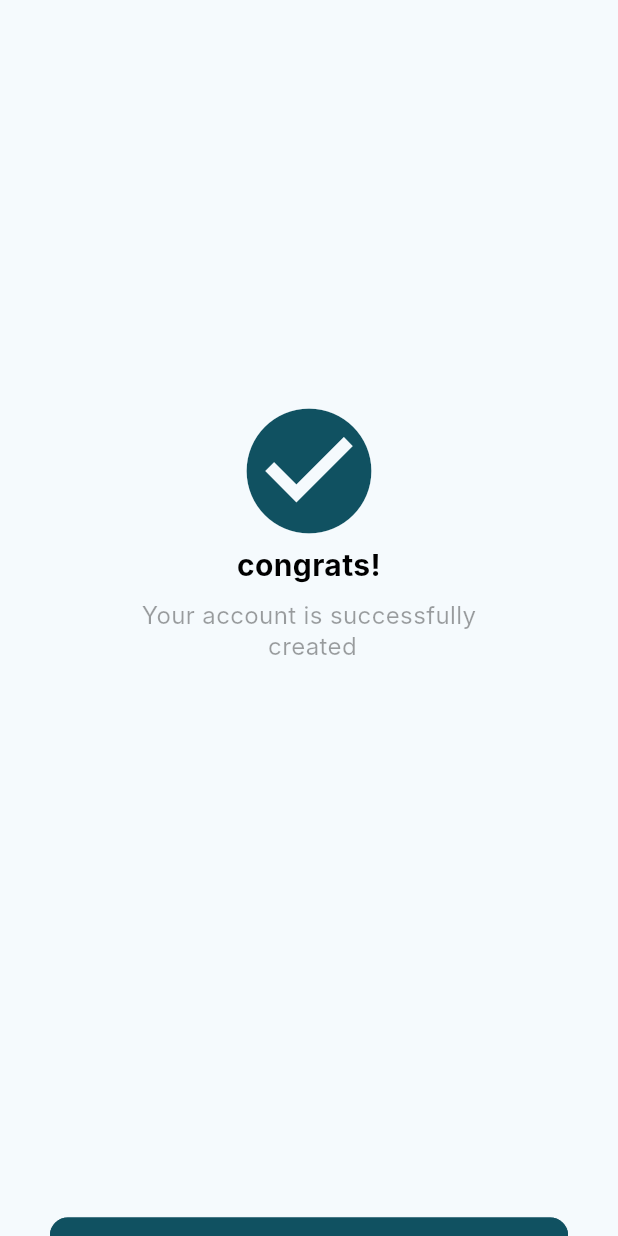
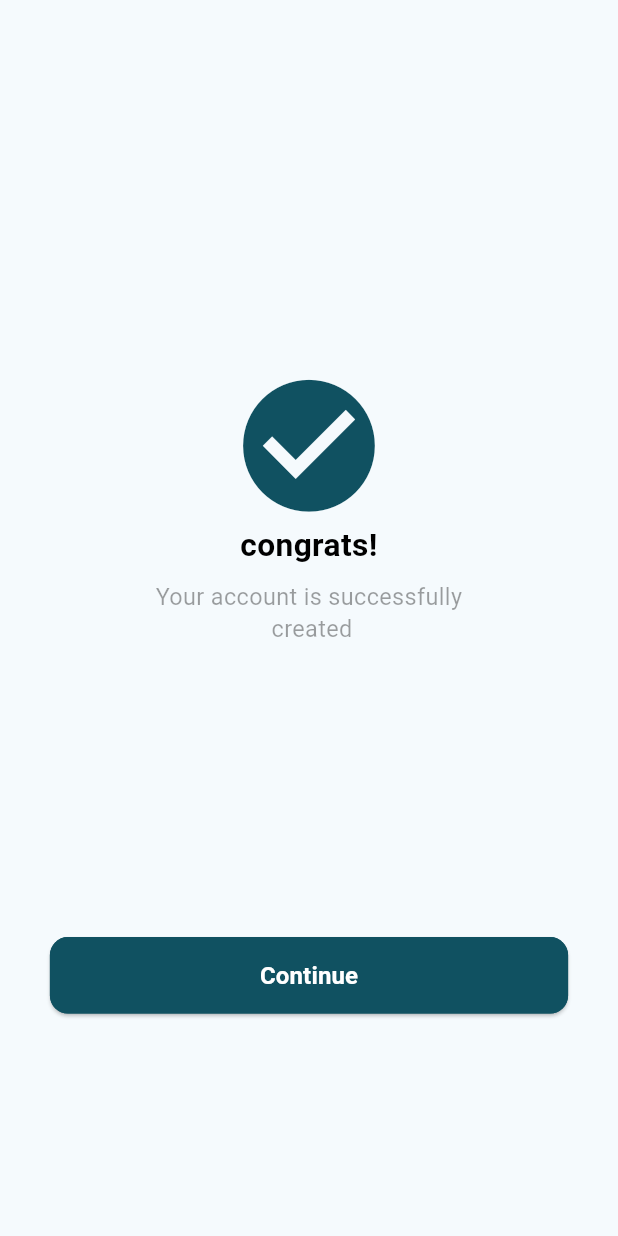
Before and after one commit to wealthwiseteam/wealth-wise-app, a Flutter app: the screen it shows after launch, on a phone screen of 412 x 824 dp. Run offline on Flutter 3.47's test engine with Material 2 defaults, Android fonts, the phone set to English and light mode, and no system bars; our stand-ins replace another_flushbar, dio, equatable, flutter_screenutil, google_fonts, internet_connection_checker; Roboto replaces fonts that are missing (Inter).

Commit message:
fix: dimensions of congrats page

```diff
--- a/lib/view/pages/auth/congrats/congrats_page.dart
+++ b/lib/view/pages/auth/congrats/congrats_page.dart
@@ -1,5 +1,6 @@
 import 'package:flutter/material.dart';
 import 'package:flutter_screenutil/flutter_screenutil.dart';
+import 'package:wealth_wise/resources/extensions/extensions.dart';
 import 'package:wealth_wise/resources/styles/app_colors.dart';
 import 'package:wealth_wise/view/pages/auth/sign_in/sign_in_page.dart';
 import 'package:wealth_wise/view/widgets/public_button.dart';
@@ -14,40 +15,33 @@ class CongratsPage extends StatelessWidget {
     return SafeArea(
       child: Scaffold(
         body: Center(
-          child: SingleChildScrollView(
+          child: Padding(
+            padding: EdgeInsets.only(top: 250.h),
             child: Column(
               children: [
-                Padding(
-                  padding: EdgeInsets.symmetric(vertical: 250.w),
-                  child: Column(
-                    children: [
-                      const Icon(
+                 Icon(
                   Icons.check_circle,
                   color: AppColors.mintGreen,
-                        size: 100,
+                  size: 100.w,
                 ),
-                      const PublicText(
+                 PublicText(
                   txt: 'congrats!',
                   align: TextAlign.center,
-                        size: 20,
+                  size: 20.w,
                   fw: FontWeight.bold,
                 ),
                 SizedBox(
                   height: 10.h,
                 ),
-                      const PublicText(
+                 PublicText(
                   txt: 'Your account is successfully \n created',
                   align: TextAlign.center,
                   fw: FontWeight.w400,
-                        size: 16,
+                  size: 16.sp,
                   color: Colors.black38,
                 ),
-                    ],
-                  ),
-                ),
-                Padding(
-                  padding: EdgeInsets.symmetric(vertical: 100.w),
-                  child: PublicButton(
+                200.ph,
+                PublicButton(
                   title: "Continue",
                   backgroundColor: AppColors.mintGreen,
                   titleColor: AppColors.white,
@@ -63,7 +57,6 @@ class CongratsPage extends StatelessWidget {
                     );
                   },
                 ),
-                ),
               ],
             ),
           ),
--- a/lib/view/widgets/public_snack_bar.dart
+++ b/lib/view/widgets/public_snack_bar.dart
@@ -25,9 +25,9 @@ class MySnackBar extends Flushbar {
           txt: message,
           color: Colors.white,
           size: 12.sp,
-           maxLines: 3,
-  overflow: TextOverflow.ellipsis,
-   softWrap: true,
+          maxLines: 3,
+          overflow: TextOverflow.ellipsis,
+          softWrap: true,
         ),
       ),
       margin: const EdgeInsets.symmetric(
--- a/lib/view/widgets/public_text.dart
+++ b/lib/view/widgets/public_text.dart
@@ -1,30 +1,32 @@
 import 'package:flutter_screenutil/flutter_screenutil.dart';
 
 import 'package:flutter/material.dart';
+import 'package:google_fonts/google_fonts.dart';
 
 class PublicText extends StatelessWidget {
   final String txt;
   final String? ff;
   final bool? under;
   final Color color;
-  final double size;
-  final int? max;
+  final double? size;
+  final int? maxLines;
   final FontWeight? fw;
   final TextAlign? align;
-  final int? maxLines;
-    final TextOverflow ?  overflow;
-    final bool? softWrap;
+  final TextOverflow? overflow;
+  final bool? softWrap;
 
   const PublicText({
     super.key,
     required this.txt,
     this.color = Colors.black,
-    required this.size,
+    this.size,
     this.under,
     this.align,
-    this.max,
+    this.maxLines,
     this.fw,
-    this.ff,  this.maxLines,  this.overflow, this.softWrap,
+    this.ff,
+    this.overflow,
+    this.softWrap,
   });
 
   @override
@@ -32,17 +34,16 @@ class PublicText extends StatelessWidget {
     return Text(
       txt,
       textAlign: align ?? TextAlign.start,
-      maxLines: max ?? 4,
+      maxLines: maxLines ?? 4,
       style: TextStyle(
-
         color: color,
         fontSize: size ?? 16.sp,
         height: 1.32,
-        fontFamily: "Inter",
+        fontFamily: "",
         fontWeight: fw ?? FontWeight.normal,
         decoration:
             under == true ? TextDecoration.underline : TextDecoration.none,
-        overflow: TextOverflow.ellipsis,
+        overflow: overflow ?? TextOverflow.ellipsis,
       ),
     );
   }
--- a/pubspec.yaml
+++ b/pubspec.yaml
@@ -16,6 +16,7 @@ dependencies:
   flutter_localizations:
     sdk: flutter
   flutter_screenutil: ^5.8.4
+  google_fonts: ^5.1.0
   internet_connection_checker: ^1.0.0+1
   intl: ^0.18.0
 
```
Also changed, not shown: pubspec.lock, 1 other file. Lines whose indentation alone changed are shown as unchanged.
